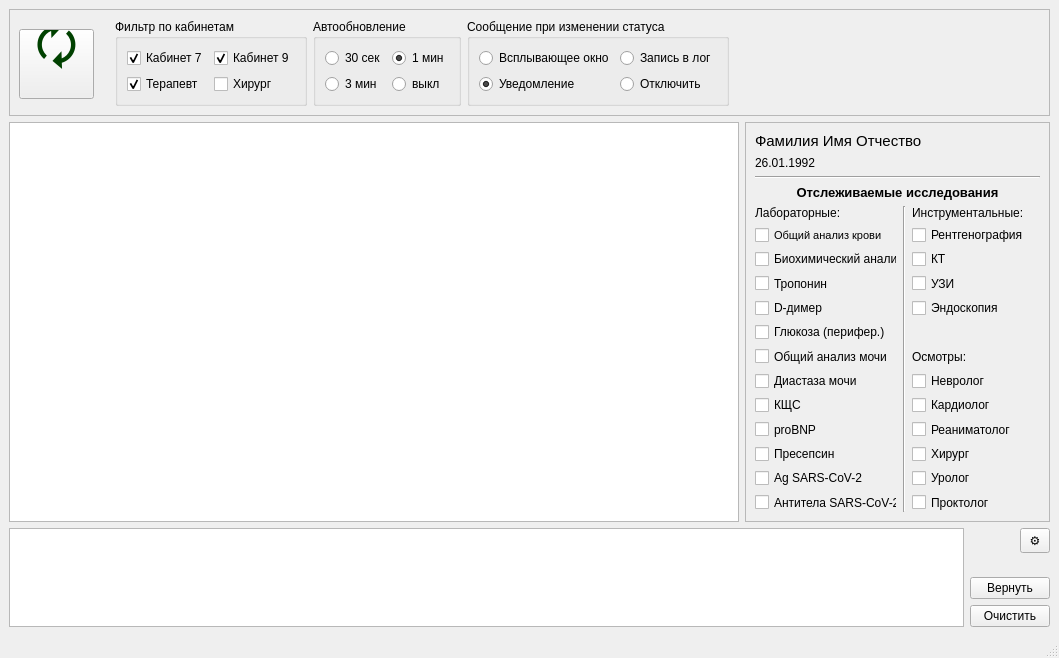
This is ui/mainwindow.ui in Aleee/MediTelaAlert as Qt 5 draws it before an edit. The edited form follows.
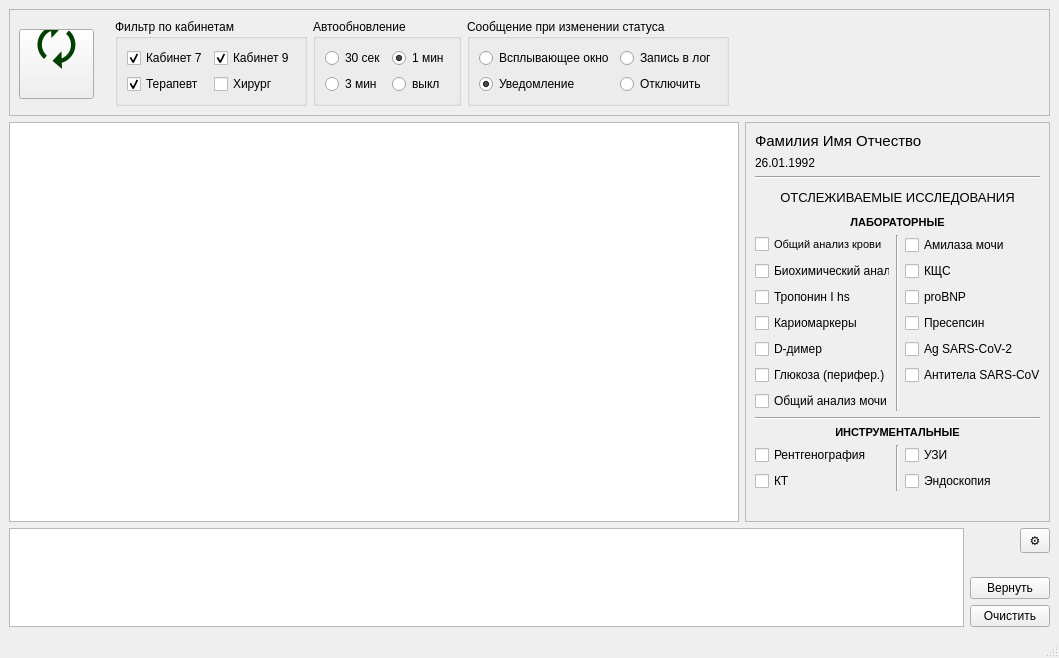
This is the edited form. Custom widgets are drawn as their Qt base class.

Commit message: Delete exams and add cardiac markers to UI

```diff
--- a/ui/mainwindow.ui
+++ b/ui/mainwindow.ui
@@ -7,7 +7,7 @@
     <x>0</x>
     <y>0</y>
     <width>1059</width>
-    <height>646</height>
+    <height>634</height>
    </rect>
   </property>
   <property name="windowTitle">
@@ -110,24 +110,8 @@
       <property name="frameShadow">
        <enum>QFrame::Plain</enum>
       </property>
-      <layout class="QGridLayout" name="gridLayout_2" rowstretch="10,0,0,0,0,0">
-       <item row="5" column="0">
-        <spacer name="verticalSpacer">
-         <property name="orientation">
-          <enum>Qt::Vertical</enum>
-         </property>
-         <property name="sizeType">
-          <enum>QSizePolicy::Expanding</enum>
-         </property>
-         <property name="sizeHint" stdset="0">
-          <size>
-           <width>20</width>
-           <height>40</height>
-          </size>
-         </property>
-        </spacer>
-       </item>
-       <item row="3" column="0">
+      <layout class="QGridLayout" name="gridLayout_2" rowstretch="10,0,0,0,0,0,0">
+       <item row="4" column="0">
         <widget class="QLabel" name="la_header">
          <property name="enabled">
           <bool>true</bool>
@@ -135,111 +119,73 @@
          <property name="font">
           <font>
            <pointsize>10</pointsize>
-           <weight>75</weight>
-           <bold>true</bold>
+           <weight>50</weight>
+           <bold>false</bold>
           </font>
          </property>
          <property name="text">
-          <string>Отслеживаемые исследования</string>
+          <string>ОТСЛЕЖИВАЕМЫЕ ИССЛЕДОВАНИЯ</string>
          </property>
          <property name="alignment">
           <set>Qt::AlignCenter</set>
          </property>
         </widget>
        </item>
-       <item row="4" column="0">
+       <item row="5" column="0">
         <layout class="QGridLayout" name="gridLayout_3">
-         <item row="11" column="0">
-          <widget class="BuddyCheckBox" name="chb_agc">
-           <property name="text">
-            <string>Ag SARS-CoV-2</string>
-           </property>
-          </widget>
-         </item>
-         <item row="9" column="2">
-          <widget class="BuddyCheckBox" name="chb_rean">
-           <property name="text">
-            <string>Реаниматолог</string>
-           </property>
-          </widget>
-         </item>
-         <item row="3" column="0">
-          <widget class="BuddyCheckBox" name="chb_trp">
-           <property name="text">
-            <string>Тропонин</string>
-           </property>
-          </widget>
-         </item>
-         <item row="0" column="0">
-          <widget class="QLabel" name="la_lab">
-           <property name="enabled">
-            <bool>true</bool>
-           </property>
-           <property name="font">
-            <font>
-             <pointsize>9</pointsize>
-             <weight>50</weight>
-             <bold>false</bold>
-            </font>
-           </property>
-           <property name="text">
-            <string>Лабораторные:</string>
-           </property>
-          </widget>
-         </item>
-         <item row="4" column="0">
-          <widget class="BuddyCheckBox" name="chb_ddm">
-           <property name="text">
-            <string>D-димер</string>
-           </property>
-           <property name="checkable">
-            <bool>true</bool>
-           </property>
-          </widget>
-         </item>
-         <item row="10" column="2">
-          <widget class="BuddyCheckBox" name="chb_surg">
-           <property name="text">
-            <string>Хирург</string>
-           </property>
-          </widget>
-         </item>
-         <item row="5" column="0">
-          <widget class="BuddyCheckBox" name="chb_glu">
-           <property name="text">
-            <string>Глюкоза (перифер.)</string>
-           </property>
-          </widget>
-         </item>
-         <item row="11" column="2">
-          <widget class="BuddyCheckBox" name="chb_urol">
-           <property name="text">
-            <string>Уролог</string>
-           </property>
-          </widget>
-         </item>
-         <item row="6" column="2">
-          <widget class="QLabel" name="la_exam">
-           <property name="font">
-            <font>
-             <pointsize>9</pointsize>
-             <weight>50</weight>
-             <bold>false</bold>
-            </font>
-           </property>
-           <property name="text">
-            <string>Осмотры:</string>
-           </property>
-          </widget>
-         </item>
-         <item row="6" column="0">
+         <item row="8" column="0">
           <widget class="BuddyCheckBox" name="chb_oam">
            <property name="text">
             <string>Общий анализ мочи</string>
            </property>
           </widget>
          </item>
-         <item row="0" column="2">
+         <item row="4" column="2">
+          <widget class="BuddyCheckBox" name="chb_bnp">
+           <property name="text">
+            <string>proBNP</string>
+           </property>
+          </widget>
+         </item>
+         <item row="5" column="0">
+          <widget class="QCheckBox" name="cb_crd">
+           <property name="text">
+            <string>Кариомаркеры</string>
+           </property>
+          </widget>
+         </item>
+         <item row="11" column="0">
+          <widget class="BuddyCheckBox" name="chb_xra">
+           <property name="enabled">
+            <bool>true</bool>
+           </property>
+           <property name="text">
+            <string>Рентгенография</string>
+           </property>
+          </widget>
+         </item>
+         <item row="9" column="0" colspan="3">
+          <widget class="Line" name="line_2">
+           <property name="orientation">
+            <enum>Qt::Horizontal</enum>
+           </property>
+          </widget>
+         </item>
+         <item row="4" column="0">
+          <widget class="BuddyCheckBox" name="chb_tni">
+           <property name="text">
+            <string>Тропонин I hs</string>
+           </property>
+          </widget>
+         </item>
+         <item row="11" column="1" rowspan="2">
+          <widget class="Line" name="line_3">
+           <property name="orientation">
+            <enum>Qt::Vertical</enum>
+           </property>
+          </widget>
+         </item>
+         <item row="10" column="0" colspan="3">
           <widget class="QLabel" name="la_instr">
            <property name="enabled">
             <bool>true</bool>
@@ -252,100 +198,140 @@
            </property>
            <property name="font">
             <font>
-             <pointsize>9</pointsize>
-             <weight>50</weight>
-             <bold>false</bold>
+             <pointsize>8</pointsize>
+             <weight>75</weight>
+             <bold>true</bold>
             </font>
            </property>
            <property name="text">
-            <string>Инструментальные:</string>
+            <string>ИНСТРУМЕНТАЛЬНЫЕ</string>
            </property>
+           <property name="alignment">
+            <set>Qt::AlignCenter</set>
+           </property>
           </widget>
          </item>
-         <item row="2" column="0">
-          <widget class="BuddyCheckBox" name="chb_bak">
+         <item row="7" column="2">
+          <widget class="BuddyCheckBox" name="chb_abc">
+           <property name="enabled">
+            <bool>true</bool>
+           </property>
            <property name="text">
-            <string>Биохимический анализ</string>
+            <string>Антитела SARS-CoV-2</string>
            </property>
           </widget>
          </item>
-         <item row="2" column="2">
+         <item row="1" column="0" colspan="3">
+          <widget class="QLabel" name="la_lab">
+           <property name="enabled">
+            <bool>true</bool>
+           </property>
+           <property name="font">
+            <font>
+             <pointsize>8</pointsize>
+             <weight>75</weight>
+             <italic>false</italic>
+             <bold>true</bold>
+            </font>
+           </property>
+           <property name="text">
+            <string>ЛАБОРАТОРНЫЕ</string>
+           </property>
+           <property name="alignment">
+            <set>Qt::AlignCenter</set>
+           </property>
+          </widget>
+         </item>
+         <item row="11" column="2">
+          <widget class="BuddyCheckBox" name="chb_usd">
+           <property name="text">
+            <string>УЗИ</string>
+           </property>
+          </widget>
+         </item>
+         <item row="5" column="2">
+          <widget class="BuddyCheckBox" name="chb_psp">
+           <property name="text">
+            <string>Пресепсин</string>
+           </property>
+          </widget>
+         </item>
+         <item row="12" column="0">
           <widget class="BuddyCheckBox" name="chb_cts">
            <property name="text">
             <string>КТ</string>
            </property>
           </widget>
          </item>
-         <item row="8" column="0">
-          <widget class="BuddyCheckBox" name="chb_acb">
+         <item row="3" column="0">
+          <widget class="BuddyCheckBox" name="chb_bak">
            <property name="text">
-            <string>КЩС</string>
+            <string>Биохимический анализ</string>
            </property>
           </widget>
          </item>
-         <item row="4" column="2">
+         <item row="12" column="2">
           <widget class="BuddyCheckBox" name="chb_end">
            <property name="text">
             <string>Эндоскопия</string>
            </property>
           </widget>
          </item>
+         <item row="0" column="0">
+          <spacer name="verticalSpacer_3">
+           <property name="orientation">
+            <enum>Qt::Vertical</enum>
+           </property>
+           <property name="sizeType">
+            <enum>QSizePolicy::Fixed</enum>
+           </property>
+           <property name="sizeHint" stdset="0">
+            <size>
+             <width>20</width>
+             <height>5</height>
+            </size>
+           </property>
+          </spacer>
+         </item>
+         <item row="2" column="1" rowspan="7">
+          <widget class="Line" name="line_4">
+           <property name="orientation">
+            <enum>Qt::Vertical</enum>
+           </property>
+          </widget>
+         </item>
+         <item row="3" column="2">
+          <widget class="BuddyCheckBox" name="chb_acb">
+           <property name="text">
+            <string>КЩС</string>
+           </property>
+          </widget>
+         </item>
+         <item row="6" column="0">
+          <widget class="BuddyCheckBox" name="chb_ddm">
+           <property name="text">
+            <string>D-димер</string>
+           </property>
+           <property name="checkable">
+            <bool>true</bool>
+           </property>
+          </widget>
+         </item>
          <item row="7" column="0">
-          <widget class="BuddyCheckBox" name="chb_dia">
+          <widget class="BuddyCheckBox" name="chb_glu">
            <property name="text">
-            <string>Диастаза мочи</string>
+            <string>Глюкоза (перифер.)</string>
            </property>
           </widget>
          </item>
-         <item row="1" column="2">
-          <widget class="BuddyCheckBox" name="chb_xra">
-           <property name="enabled">
-            <bool>true</bool>
-           </property>
+         <item row="6" column="2">
+          <widget class="BuddyCheckBox" name="chb_agc">
            <property name="text">
-            <string>Рентгенография</string>
+            <string>Ag SARS-CoV-2</string>
            </property>
           </widget>
          </item>
-         <item row="0" column="1" rowspan="13">
-          <widget class="Line" name="line_6">
-           <property name="orientation">
-            <enum>Qt::Vertical</enum>
-           </property>
-          </widget>
-         </item>
-         <item row="12" column="2">
-          <widget class="BuddyCheckBox" name="chb_proc">
-           <property name="enabled">
-            <bool>true</bool>
-           </property>
-           <property name="text">
-            <string>Проктолог</string>
-           </property>
-          </widget>
-         </item>
-         <item row="9" column="0">
-          <widget class="BuddyCheckBox" name="chb_bnp">
-           <property name="text">
-            <string>proBNP</string>
-           </property>
-          </widget>
-         </item>
-         <item row="8" column="2">
-          <widget class="BuddyCheckBox" name="chb_card">
-           <property name="text">
-            <string>Кардиолог</string>
-           </property>
-          </widget>
-         </item>
-         <item row="10" column="0">
-          <widget class="BuddyCheckBox" name="chb_psp">
-           <property name="text">
-            <string>Пресепсин</string>
-           </property>
-          </widget>
-         </item>
-         <item row="1" column="0">
+         <item row="2" column="0">
           <widget class="BuddyCheckBox" name="chb_oak">
            <property name="font">
             <font>
@@ -357,47 +343,15 @@
            </property>
           </widget>
          </item>
-         <item row="3" column="2">
-          <widget class="BuddyCheckBox" name="chb_usd">
+         <item row="2" column="2">
+          <widget class="BuddyCheckBox" name="chb_dia">
            <property name="text">
-            <string>УЗИ</string>
-           </property>
-          </widget>
-         </item>
-         <item row="12" column="0">
-          <widget class="BuddyCheckBox" name="chb_abc">
-           <property name="enabled">
-            <bool>true</bool>
-           </property>
-           <property name="text">
-            <string>Антитела SARS-CoV-2</string>
-           </property>
-          </widget>
-         </item>
-         <item row="7" column="2">
-          <widget class="BuddyCheckBox" name="chb_neur">
-           <property name="text">
-            <string>Невролог</string>
+            <string>Амилаза мочи</string>
            </property>
           </widget>
          </item>
         </layout>
        </item>
-       <item row="0" column="0">
-        <widget class="QLabel" name="la_name">
-         <property name="enabled">
-          <bool>true</bool>
-         </property>
-         <property name="font">
-          <font>
-           <pointsize>11</pointsize>
-          </font>
-         </property>
-         <property name="text">
-          <string>Фамилия Имя Отчество</string>
-         </property>
-        </widget>
-       </item>
        <item row="1" column="0">
         <widget class="QLabel" name="la_birthdate">
          <property name="font">
@@ -410,6 +364,37 @@
          </property>
         </widget>
        </item>
+       <item row="6" column="0">
+        <spacer name="verticalSpacer">
+         <property name="orientation">
+          <enum>Qt::Vertical</enum>
+         </property>
+         <property name="sizeType">
+          <enum>QSizePolicy::Expanding</enum>
+         </property>
+         <property name="sizeHint" stdset="0">
+          <size>
+           <width>20</width>
+           <height>40</height>
+          </size>
+         </property>
+        </spacer>
+       </item>
+       <item row="0" column="0">
+        <widget class="QLabel" name="la_name">
+         <property name="enabled">
+          <bool>true</bool>
+         </property>
+         <property name="font">
+          <font>
+           <pointsize>11</pointsize>
+          </font>
+         </property>
+         <property name="text">
+          <string>Фамилия Имя Отчество</string>
+         </property>
+        </widget>
+       </item>
        <item row="2" column="0">
         <widget class="Line" name="line">
          <property name="orientation">
@@ -417,6 +402,22 @@
          </property>
         </widget>
        </item>
+       <item row="3" column="0">
+        <spacer name="verticalSpacer_4">
+         <property name="orientation">
+          <enum>Qt::Vertical</enum>
+         </property>
+         <property name="sizeType">
+          <enum>QSizePolicy::Fixed</enum>
+         </property>
+         <property name="sizeHint" stdset="0">
+          <size>
+           <width>20</width>
+           <height>5</height>
+          </size>
+         </property>
+        </spacer>
+       </item>
       </layout>
      </widget>
     </item>
```
